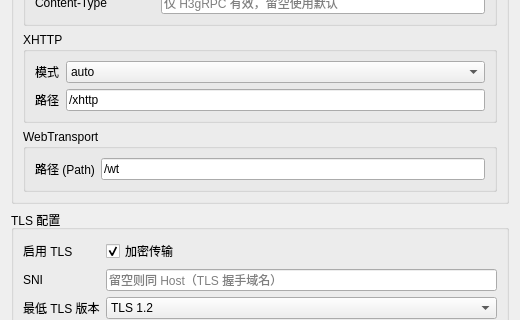
Qt form ewp-gui/ui/EditNodeDialog.ui (H1d3r/ech-workers-ewp) before a commit; both pictures show x 0 to 520 and y 515 to 835 of the 520 by 997 pixel window.
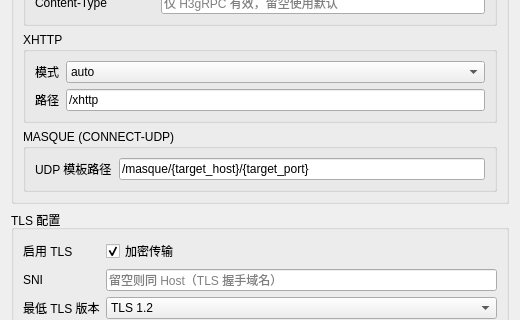
The same form after that commit.

Commit message: 更新:新增MASQUE协议层

Diff of the .ui file:
```diff
--- a/ewp-gui/ui/EditNodeDialog.ui
+++ b/ewp-gui/ui/EditNodeDialog.ui
@@ -262,18 +262,18 @@
 
       <!-- WebTransport 子配置 -->
       <item>
-       <widget class="QGroupBox" name="wtGroup">
-        <property name="title"><string>WebTransport</string></property>
+       <widget class="QGroupBox" name="masqueGroup">
+        <property name="title"><string>MASQUE (CONNECT-UDP)</string></property>
         <layout class="QFormLayout">
          <item row="0" column="0">
-          <widget class="QLabel" name="labelWtPath">
-           <property name="text"><string>路径 (Path)</string></property>
+          <widget class="QLabel" name="labelMasquePath">
+           <property name="text"><string>UDP 模板路径</string></property>
           </widget>
          </item>
          <item row="0" column="1">
-          <widget class="QLineEdit" name="editWtPath">
-           <property name="text"><string>/wt</string></property>
-           <property name="placeholderText"><string>/wt</string></property>
+          <widget class="QLineEdit" name="editMasquePath">
+           <property name="text"><string>/masque/{target_host}/{target_port}</string></property>
+           <property name="placeholderText"><string>/masque/{target_host}/{target_port}</string></property>
           </widget>
          </item>
         </layout>
```
Left out of the diff: 4 changed lines with no effect on the pictures. The commit also changes 31 other files.
